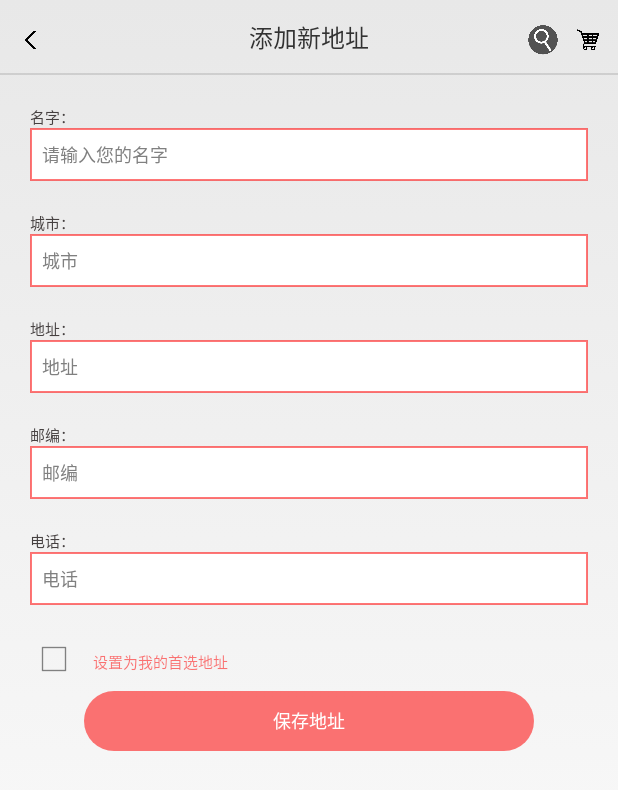
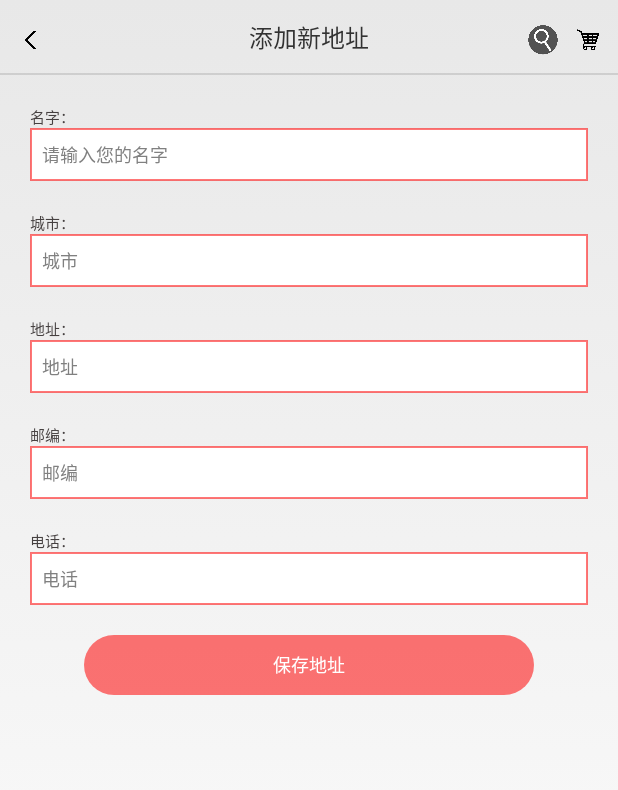
Before and after one commit to Domineerxzx/GraduationDesignProject, an Android app: the AddAddressActivity screen opened directly, with no data from a screen before it, on a phone screen of 412 x 824 dp. Shown: the top 790 px of the screen. Run offline under Robolectric (Android 15) with nearby library versions, the phone set to English and light mode, and no system bars.

Commit message:
地址管理

```diff
--- a/app/src/main/java/com/triplebro/domineer/graduationdesignproject/activities/AddAddressActivity.java
+++ b/app/src/main/java/com/triplebro/domineer/graduationdesignproject/activities/AddAddressActivity.java
@@ -3,13 +3,24 @@ package com.triplebro.domineer.graduationdesignproject.activities;
 import android.app.Activity;
 import android.os.Bundle;
 import android.view.View;
+import android.widget.Button;
+import android.widget.EditText;
 import android.widget.ImageView;
 
 import com.triplebro.domineer.graduationdesignproject.R;
+import com.triplebro.domineer.graduationdesignproject.beans.AddressInfo;
+import com.triplebro.domineer.graduationdesignproject.managers.LocationManager;
 
 public class AddAddressActivity extends Activity implements View.OnClickListener {
 
     private ImageView iv_close_add_address;
+    private LocationManager locationManager;
+    private EditText et_address_name;
+    private EditText et_address_area_city;
+    private EditText et_address_detailed;
+    private EditText et_address_postcode;
+    private EditText et_address_telephone;
+    private Button bt_add_address;
 
     @Override
     protected void onCreate(Bundle savedInstanceState) {
@@ -22,14 +33,23 @@ public class AddAddressActivity extends Activity implements View.OnClickListener
 
     private void setOnClickListener() {
         iv_close_add_address.setOnClickListener(this);
+        bt_add_address.setOnClickListener(this);
     }
 
     private void initData() {
-
+        locationManager = new LocationManager(this);
+        /*locationManager.uploadAddressInfo();*/
     }
 
     private void initView() {
         iv_close_add_address = (ImageView) findViewById(R.id.iv_close_add_address);
+        et_address_name = (EditText) findViewById(R.id.et_address_name);
+        et_address_area_city = (EditText) findViewById(R.id.et_address_area_city);
+        et_address_detailed = (EditText) findViewById(R.id.et_address_detailed);
+        et_address_postcode = (EditText) findViewById(R.id.et_address_postcode);
+        et_address_telephone = (EditText) findViewById(R.id.et_address_telephone);
+        bt_add_address = (Button) findViewById(R.id.bt_add_address);
+
     }
 
     @Override
@@ -38,6 +58,17 @@ public class AddAddressActivity extends Activity implements View.OnClickListener
             case R.id.iv_close_add_address:
                 finish();
                 break;
+            case R.id.bt_add_address:
+                AddressInfo addressInfo = new AddressInfo();
+                addressInfo.setPhone_number(getSharedPreferences("userInfo",MODE_PRIVATE).getString("phone_number",""));
+                addressInfo.setName(et_address_name.getText().toString().trim());
+                addressInfo.setCity(et_address_area_city.getText().toString().trim());
+                addressInfo.setLocation(et_address_detailed.getText().toString().trim());
+                addressInfo.setZip_code(Integer.parseInt(et_address_postcode.getText().toString()));
+                addressInfo.setMobile(et_address_telephone.getText().toString().trim());
+                locationManager.uploadAddressInfo(addressInfo);
+                finish();
+                break;
         }
     }
 }
--- a/app/src/main/java/com/triplebro/domineer/graduationdesignproject/adapters/PhotoWallAdapter.java
+++ b/app/src/main/java/com/triplebro/domineer/graduationdesignproject/adapters/PhotoWallAdapter.java
@@ -61,7 +61,6 @@ public class PhotoWallAdapter extends RecyclerView.Adapter<PhotoWallAdapter.View
         public ViewHolder(@NonNull View itemView, OnItemClickListener onItemClickListener) {
             super(itemView);
             this.onItemClickListener = onItemClickListener;
-            itemView.setOnClickListener(this);
             initView(itemView);
         }
 
@@ -71,7 +70,6 @@ public class PhotoWallAdapter extends RecyclerView.Adapter<PhotoWallAdapter.View
 
         @Override
         public void onClick(View v) {
-            onItemClickListener.onItemClick(v,getPosition());
         }
     }
 }
--- a/app/src/main/java/com/triplebro/domineer/graduationdesignproject/database/MyOpenHelper.java
+++ b/app/src/main/java/com/triplebro/domineer/graduationdesignproject/database/MyOpenHelper.java
@@ -54,7 +54,7 @@ public class MyOpenHelper extends SQLiteOpenHelper {
 
         //地址管理表
         db.execSQL("create table locationInfo(_id Integer primary key autoincrement,phone_number varchar(20),name varchar(20),city varchar(20)," +
-                "location varcahr(100),zip_code number,mobile varchar(20),is_frist boolear," +
+                "location varcahr(100),zip_code number,mobile varchar(20)," +
                 "FOREIGN KEY (phone_number) REFERENCES userInfo(phone_number))");
 
         //收藏商品表
--- a/app/src/main/res/layout/activity_add_address.xml
+++ b/app/src/main/res/layout/activity_add_address.xml
@@ -181,33 +181,13 @@
                     android:hint="   电话"
                     android:textSize="12dp" />
 
-                <CheckBox
-                    android:id="@+id/cb_first_address"
-                    android:layout_width="wrap_content"
-                    android:layout_height="wrap_content"
-                    android:layout_below="@id/et_address_telephone"
-                    android:layout_marginLeft="20dp"
-                    android:layout_marginTop="20dp" />
-
-                <TextView
-                    android:id="@+id/tv_first_address"
-                    android:layout_width="match_parent"
-                    android:layout_height="wrap_content"
-                    android:layout_below="@id/et_address_telephone"
-                    android:layout_marginLeft="10dp"
-                    android:layout_marginTop="30dp"
-                    android:layout_toRightOf="@id/cb_first_address"
-                    android:text="设置为我的首选地址"
-                    android:textColor="#89ff0000"
-                    android:textSize="10dp" />
-
                 <Button
                     android:id="@+id/bt_add_address"
                     android:layout_width="300dp"
                     android:layout_height="40dp"
-                    android:layout_below="@id/cb_first_address"
+                    android:layout_below="@id/et_address_telephone"
                     android:layout_centerHorizontal="true"
-                    android:layout_marginTop="5dp"
+                    android:layout_marginTop="20dp"
                     android:layout_marginBottom="20dp"
                     android:background="@drawable/shape_pay"
                     android:text="保存地址"
--- a/app/src/main/res/layout/activity_location.xml
+++ b/app/src/main/res/layout/activity_location.xml
@@ -66,7 +66,7 @@
             android:visibility="gone">
 
             <Button
-                android:id="@+id/bt_add_address_null"
+                android:id="@+id/bt_add_address_new"
                 android:layout_width="100dp"
                 android:layout_height="50dp"
                 android:layout_centerInParent="true"
@@ -79,7 +79,7 @@
                 android:id="@+id/tv_address_null"
                 android:layout_width="wrap_content"
                 android:layout_height="wrap_content"
-                android:layout_above="@id/bt_add_address_null"
+                android:layout_above="@id/bt_add_address_new"
                 android:layout_centerInParent="true"
                 android:layout_marginBottom="20dp"
                 android:text="目前还没有地址，快添加一个吧！"
```
Also changed, not shown: app/src/main/java/com/triplebro/domineer/graduationdesignproject/activities/LocationActivity.java (+26 -5 lines), app/src/main/java/com/triplebro/domineer/graduationdesignproject/adapters/AddressAdapter.java (+19 -4 lines), app/src/main/java/com/triplebro/domineer/graduationdesignproject/beans/AddressInfo.java (added, +71 -0 lines), app/src/main/java/com/triplebro/domineer/graduationdesignproject/managers/LocationManager.java (added, +64 -0 lines).
